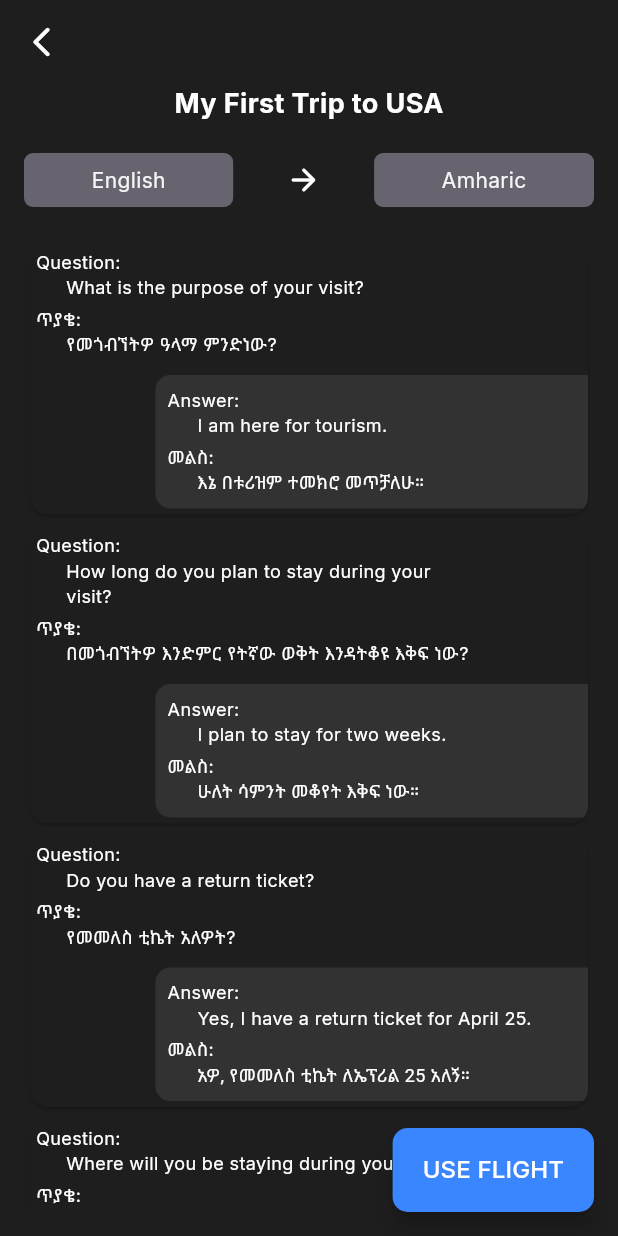
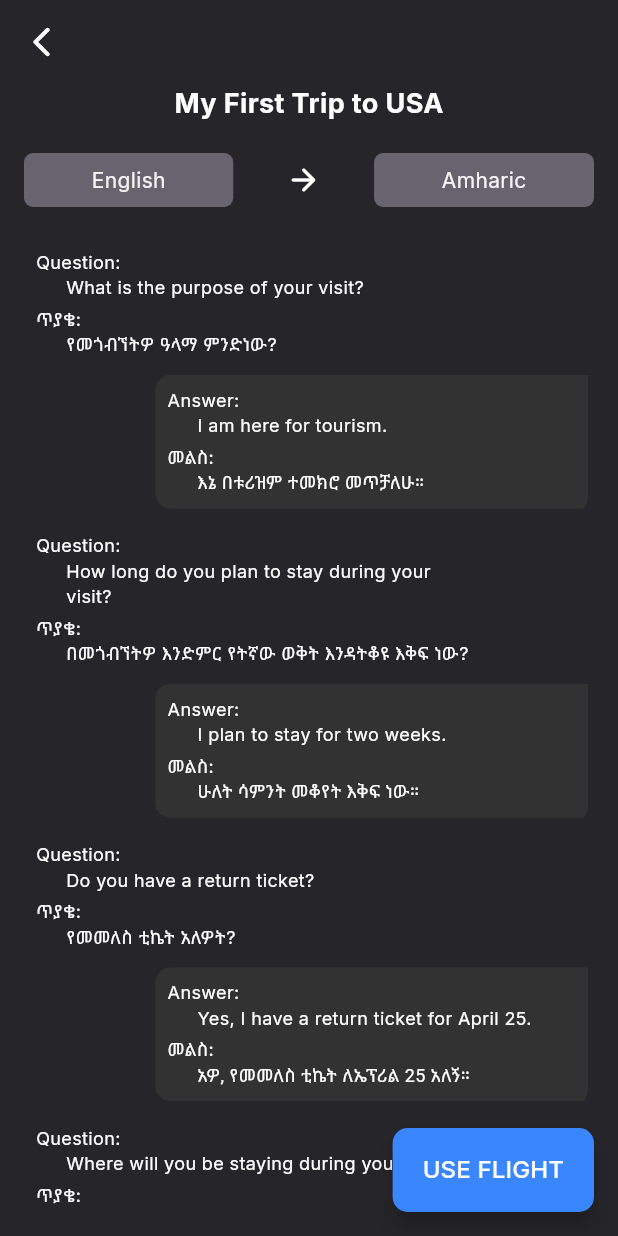
Before and after one commit to A2SV/A2SV-2025-Internship-Pass-Me, a Flutter app: the FlightDetailPage screen opened by its route, on a phone screen of 412 x 824 dp. Run offline on Flutter 3.47's test engine with Material 3 defaults, Android fonts, the phone set to English and light mode, and no system bars; our stand-ins replace flutter_bloc, font_awesome_flutter, get_it, google_fonts.

Commit message:
Update FlightDetailPage colors for improved consistency in styling

```diff
--- a/mobile/lib/features/flight_info/presentation/pages/flight_detail_page.dart
+++ b/mobile/lib/features/flight_info/presentation/pages/flight_detail_page.dart
@@ -42,8 +42,9 @@ class FlightDetailPage extends StatelessWidget {
     List<Card> buildQuestionCards() {
       return questionData.map((question) {
         return Card(
+          elevation: 0.0,
           clipBehavior: Clip.antiAlias,
-          color: Color(0xFF1E1E1E),
+          color: Color(0xFF26252A),
           child: Padding(
             padding: const EdgeInsets.only(
               left: 4.0,
@@ -174,7 +175,7 @@ class FlightDetailPage extends StatelessWidget {
     }
 
     return Scaffold(
-      backgroundColor: Color(0xFF1E1E1E),
+      backgroundColor: Color(0xFF26252A),
       appBar: AppBar(
           leading: IconButton(
             onPressed: () {},
```
